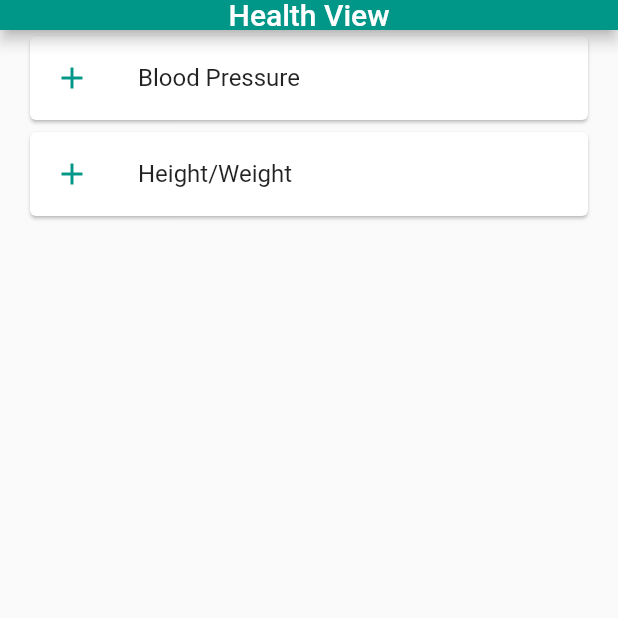
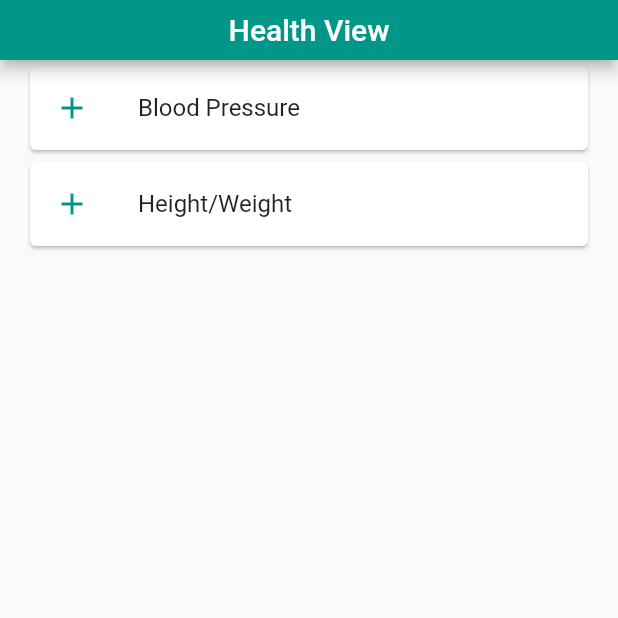
Before and after one commit to lgraham076/health_view, a Flutter app: the screen it shows after launch, on a phone screen of 412 x 824 dp, the top half of it. Run offline on Flutter 3.47's test engine with Material 2 defaults, Android fonts, the phone set to English and light mode, and no system bars.

Commit message:
Changed preferred size for app bar

```diff
--- a/lib/Common/components.dart
+++ b/lib/Common/components.dart
@@ -12,6 +12,6 @@ class MainAppBar extends StatelessWidget implements PreferredSizeWidget{
 
   @override
   Size get preferredSize {
-    return new Size.fromHeight(20);
+    return new Size.fromHeight(40);
   }
 }
--- a/lib/Forms/bloodpressure.dart
+++ b/lib/Forms/bloodpressure.dart
@@ -126,8 +126,8 @@ class _BloodPressureFormState extends State<BloodPressureForm> {
   }
 
   void _save(BloodPressureEntry entry) {
+    print(entry);
     // TODO: Save Blood Pressure Entry to database/JSON
-    print(entry);
     Navigator.pop(context);
   }
 }
--- a/lib/Forms/measurement.dart
+++ b/lib/Forms/measurement.dart
@@ -125,8 +125,8 @@ class _MeasurementFormState extends State<MeasurementForm> {
   }
 
   void _save(MeasurementEntry entry) {
+    print(entry);
     // TODO: Save Measurement Entry in database/JSON
-    print(entry);
     Navigator.pop(context);
   }
 }
```
